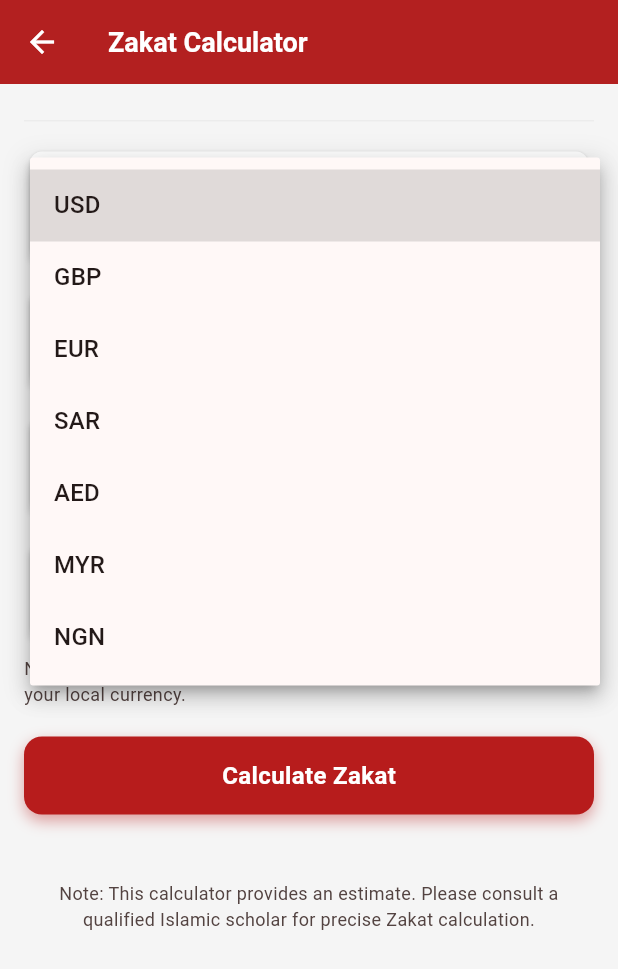
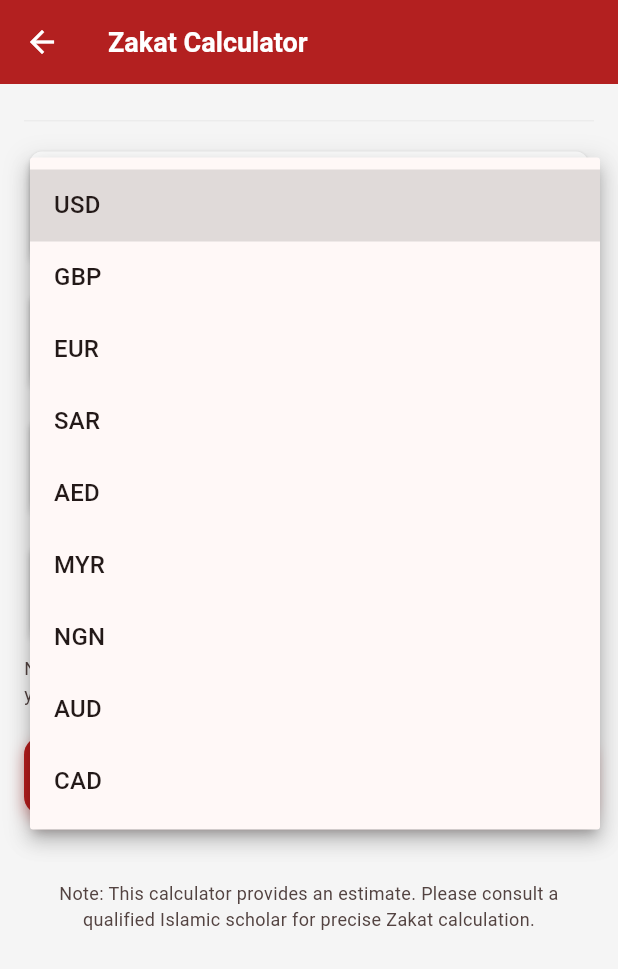
Before and after one commit to Academykw/Hisnul-muslim, a Flutter app: the ZakatCalculatorScreen screen opened directly, after a tap on "USD", on a phone screen of 412 x 824 dp. Shown: the top 969 px of the screen. Run offline on Flutter 3.47's test engine with Material 3 defaults, Android fonts, the phone set to English and light mode, and no system bars; our stand-ins replace cloud_firestore, connectivity_plus, firebase_core, firebase_database, firebase_remote_config, flutter_local_notifications and 12 more; missing offline and left inert: adhan_dart, android_alarm_manager_plus; accounts and stored records are empty; network calls fail.

Commit message:
code restructure

```diff
--- a/lib/core/constants/app_constants.dart
+++ b/lib/core/constants/app_constants.dart
@@ -12,7 +12,7 @@ class AppConstants {
   static const String shareAppMessage = 'Download $appName app for daily duas and adhkar:\n$playStoreUrl';
 
   // Zakat Configuration
-  static const List<String> zakatCurrencies = ['USD', 'GBP', 'EUR', 'SAR', 'AED', 'MYR', 'NGN'];
+  static const List<String> zakatCurrencies = ['USD', 'GBP', 'EUR', 'SAR', 'AED', 'MYR', 'NGN', 'AUD', 'CAD'];
   static const double zakatRate = 0.025;
 
   // Firebase Fallbacks
```
Also changed, not shown: lib/features/bookmarks/bookmarks_group_screen.dart (+11 -2 lines), lib/features/categories/category_grid_screen.dart (+8 -0 lines), 1 other file.
